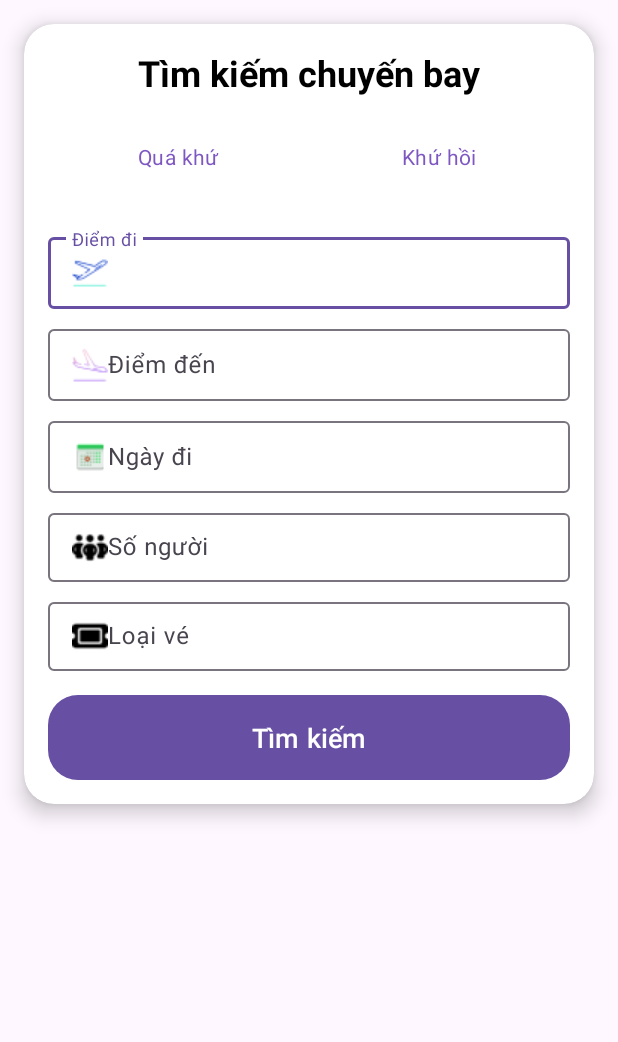
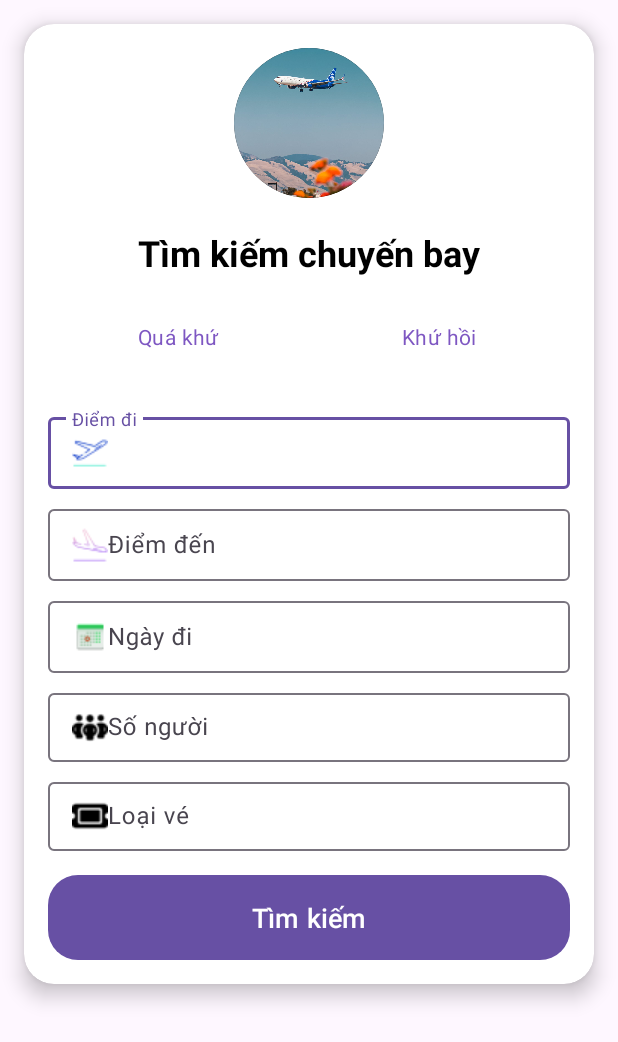
Before and after one commit to congnguyen2005/FlightBookingSystem, an Android app: the SearchFlights screen opened directly, with no data from a screen before it, on a phone screen of 412 x 824 dp. Shown: the top 1042 px of the screen. Run offline under Robolectric (Android 15) with nearby library versions, the phone set to English and light mode, and no system bars; 1 statement that could not run was skipped.

Commit message:
search update

```diff
--- a/app/src/main/AndroidManifest.xml
+++ b/app/src/main/AndroidManifest.xml
@@ -12,6 +12,9 @@
         android:supportsRtl="true"
         android:theme="@style/Theme.FlightBookingSystem"
         tools:targetApi="31">
+        <activity
+            android:name=".FlightSuggestionsActivity"
+            android:exported="false" />
         <activity
             android:name=".Information"
             android:exported="false" />
--- a/app/src/main/res/layout/activity_search_flights.xml
+++ b/app/src/main/res/layout/activity_search_flights.xml
@@ -16,6 +16,16 @@
         android:orientation="vertical"
         android:padding="16dp">
 
+        <ImageView
+            android:id="@+id/circularImageView"
+            android:layout_width="100dp"
+            android:layout_height="100dp"
+            android:src="@drawable/backgroud"
+            android:background="@drawable/khung_logo"
+            android:scaleType="centerCrop"
+            android:layout_gravity="center"
+            android:layout_marginBottom="20dp"
+            android:clipToOutline="true"/>
         <!-- Tiêu đề -->
         <TextView
             android:layout_width="wrap_content"
```
Also changed, not shown: app/src/main/java/com/example/flightbookingsystem/FlightSuggestionsActivity.java (added, +24 -0 lines), app/src/main/res/layout/activity_flight_suggestions.xml (added, +10 -0 lines), app/src/main/res/layout/search_khu_hoi.xml (+10 -0 lines).
